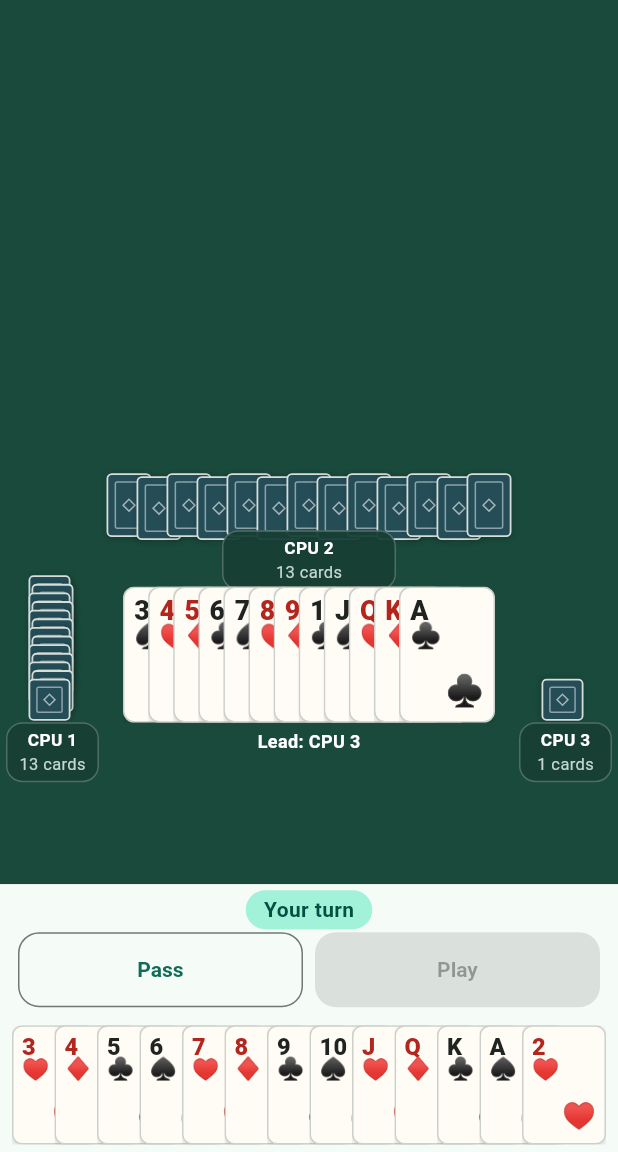
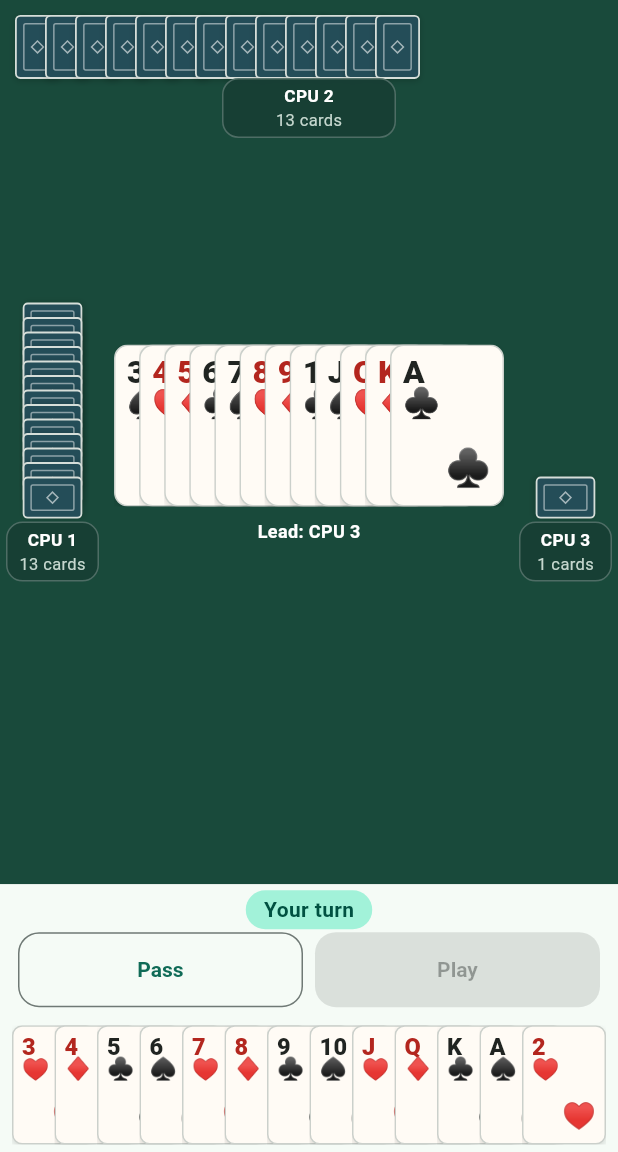
Before and after one commit to mark-hallnc/thirteen-south, a Flutter app: the GameScreen screen opened directly, on a phone screen of 412 x 824 dp, the part 84-1236 px from its top. Run offline on Flutter 3.47's test engine with Material 3 defaults, Android fonts, the phone set to English and light mode, and no system bars; our stand-ins replace shared_preferences; accounts and stored records are empty; statements that could not run were skipped.

Commit message:
fix ui layout and spacing

```diff
--- a/lib/screens/game_screen.dart
+++ b/lib/screens/game_screen.dart
@@ -258,6 +258,7 @@ class _TableSurface extends StatelessWidget {
 
     OpponentPanel opponent(Player player, OpponentPosition position) {
       return OpponentPanel(
+        key: ValueKey('opponent-${player.id}-${position.name}'),
         opponentId: player.id,
         name: nameFor(player),
         cardCount: player.cardsRemaining,
@@ -285,67 +286,60 @@ class _TableSurface extends StatelessWidget {
       child: LayoutBuilder(
         builder: (context, constraints) {
           final topWidth = math.max(220.0, constraints.maxWidth - 20);
-          final clusterHeight = math.min(270.0, constraints.maxHeight - 8);
-          final clusterTop = math.max(
-            4.0,
-            constraints.maxHeight - clusterHeight - 4,
-          );
           final sideHeight = math.max(
-            112.0,
-            math.min(138.0, clusterHeight * .52),
+            140.0,
+            math.min(186.0, constraints.maxHeight * .48),
           );
           final centerWidth = math.max(
-            170.0,
-            math.min(248.0, constraints.maxWidth - 136),
+            180.0,
+            math.min(260.0, constraints.maxWidth - 128),
           );
           return Stack(
             children: [
-              Positioned(
-                top: clusterTop,
-                left: 0,
-                right: 0,
-                child: Center(
+              Align(
+                alignment: Alignment.topCenter,
+                child: Padding(
+                  padding: const EdgeInsets.only(top: 10),
                   child: SizedBox(
                     width: topWidth,
-                    height: 78,
+                    height: 82,
                     child: opponent(opponents[1], OpponentPosition.top),
                   ),
                 ),
               ),
-              Positioned(
-                left: 4,
-                top: clusterTop + 68,
+              Align(
+                alignment: Alignment.centerLeft,
+                child: Padding(
+                  padding: const EdgeInsets.only(left: 4),
                   child: SizedBox(
                     width: 62,
                     height: sideHeight,
                     child: opponent(opponents[0], OpponentPosition.left),
                   ),
                 ),
-              Positioned(
-                right: 4,
-                top: clusterTop + 68,
+              ),
+              Align(
+                alignment: Alignment.centerRight,
+                child: Padding(
+                  padding: const EdgeInsets.only(right: 4),
                   child: SizedBox(
                     width: 62,
                     height: sideHeight,
                     child: opponent(opponents[2], OpponentPosition.right),
                   ),
                 ),
-              Positioned(
-                top: clusterTop + 64,
-                left: 0,
-                right: 0,
-                child: Center(
+              ),
+              Align(
+                alignment: Alignment.center,
                 child: SizedBox(
                   width: centerWidth,
                   child: TableMoveArea(
                     cards:
-                          state.currentTableMove?.cards ??
-                          const <PlayingCard>[],
+                        state.currentTableMove?.cards ?? const <PlayingCard>[],
                     emptyLabel: loc.leadAPlay,
                     ownerLabel: state.currentMovePlayer == null
                         ? null
                         : loc.lead(nameFor(state.currentMovePlayer!)),
-                    ),
                   ),
                 ),
               ),
--- a/lib/widgets/game_table_widgets.dart
+++ b/lib/widgets/game_table_widgets.dart
@@ -24,15 +24,15 @@ class OpponentHand extends StatelessWidget {
     final isTop = position == OpponentPosition.top;
     final cardWidth = isTop ? 30.0 : 28.0;
     final cardHeight = cardWidth * 1.42;
-    final paintedWidth = isTop ? cardWidth : cardHeight;
-    final paintedHeight = isTop ? cardHeight : cardWidth;
+    final laidOutWidth = isTop ? cardWidth : cardHeight;
+    final laidOutHeight = isTop ? cardHeight : cardWidth;
 
     return LayoutBuilder(
       builder: (context, constraints) {
         final availableExtent = isTop
             ? constraints.maxWidth
             : constraints.maxHeight;
-        final cardExtent = isTop ? paintedWidth : paintedHeight;
+        final cardExtent = isTop ? laidOutWidth : laidOutHeight;
         final step = cardCount <= 1
             ? 0.0
             : math.max(
@@ -47,35 +47,34 @@ class OpponentHand extends StatelessWidget {
             : math.min(availableExtent, cardExtent + step * (cardCount - 1));
 
         return SizedBox(
-          width: isTop ? fanExtent : paintedWidth + 4,
-          height: isTop ? paintedHeight + 3 : fanExtent,
+          width: isTop ? fanExtent : laidOutWidth,
+          height: isTop ? laidOutHeight : fanExtent,
           child: Stack(
             clipBehavior: Clip.none,
             children: [
               for (var index = 0; index < cardCount; index++)
                 Positioned(
-                  left: isTop ? index * step : (index.isEven ? 0 : 2),
-                  top: isTop ? (index.isEven ? 0 : 2) : index * step,
-                  child: SizedBox(
-                    width: paintedWidth,
-                    height: paintedHeight,
-                    child: Center(
-                      child: Transform.rotate(
+                  left: isTop ? index * step : 0,
+                  top: isTop ? 0 : index * step,
+                  child: isTop
+                      ? CardBackWidget(
+                          key: ValueKey(
+                            'opponent-$opponentId-card-back-$index',
+                          ),
+                          width: cardWidth,
+                        )
+                      : RotatedBox(
                           key: ValueKey(
                             'opponent-$opponentId-card-rotation-$index',
                           ),
-                        angle: position == OpponentPosition.left
-                            ? -math.pi / 2
-                            : position == OpponentPosition.right
-                            ? math.pi / 2
-                            : 0,
+                          quarterTurns: position == OpponentPosition.left
+                              ? 3
+                              : 1,
                           child: CardBackWidget(
                             key: ValueKey(
                               'opponent-$opponentId-card-back-$index',
                             ),
                             width: cardWidth,
-                        ),
-                      ),
                           ),
                         ),
                 ),
@@ -112,21 +111,7 @@ class OpponentPanel extends StatelessWidget {
   @override
   Widget build(BuildContext context) {
     final isTop = position == OpponentPosition.top;
-    final panel = Column(
-      mainAxisSize: MainAxisSize.min,
-      children: [
-        Expanded(
-          child: Align(
-            alignment: Alignment.bottomCenter,
-            child: OpponentHand(
-              opponentId: opponentId,
-              cardCount: cardCount,
-              position: position,
-            ),
-          ),
-        ),
-        const SizedBox(height: 1),
-        AnimatedContainer(
+    Widget label() => AnimatedContainer(
       duration: const Duration(milliseconds: 180),
       width: isTop ? 116 : 62,
       padding: const EdgeInsets.symmetric(horizontal: 4, vertical: 3),
@@ -167,8 +152,47 @@ class OpponentPanel extends StatelessWidget {
             ),
         ],
       ),
+    );
+
+    final panel = LayoutBuilder(
+      builder: (context, constraints) {
+        if (isTop) {
+          return Column(
+            mainAxisSize: MainAxisSize.min,
+            children: [
+              SizedBox(
+                width: constraints.maxWidth,
+                height: 40,
+                child: OpponentHand(
+                  opponentId: opponentId,
+                  cardCount: cardCount,
+                  position: position,
                 ),
+              ),
+              const SizedBox(height: 2),
+              label(),
             ],
+          );
+        }
+
+        return Column(
+          mainAxisSize: MainAxisSize.min,
+          children: [
+            Expanded(
+              child: Align(
+                alignment: Alignment.bottomCenter,
+                child: OpponentHand(
+                  opponentId: opponentId,
+                  cardCount: cardCount,
+                  position: position,
+                ),
+              ),
+            ),
+            const SizedBox(height: 2),
+            label(),
+          ],
+        );
+      },
     );
     return Semantics(
       label: '$name, $cardCount $cardsLabel${isPassed ? ', $passedLabel' : ''}',
@@ -206,7 +230,7 @@ class TableMoveArea extends StatelessWidget {
         child: SizedBox(
           key: ValueKey(Object.hashAll(cards)),
           width: outerConstraints.maxWidth,
-          height: 132,
+          height: 145,
           child: cards.isEmpty
               ? Center(
                   child: Text(
@@ -223,14 +247,16 @@ class TableMoveArea extends StatelessWidget {
                   children: [
                     SizedBox(
                       width: outerConstraints.maxWidth,
-                      height: 98,
+                      height: 112,
                       child: LayoutBuilder(
                         builder: (context, constraints) {
-                          const cardWidth = 64.0;
+                          final cardWidth = constraints.maxWidth < 200
+                              ? 72.0
+                              : 76.0;
                           final step = cards.length <= 1
                               ? 0.0
                               : math.min(
-                                  43.0,
+                                  cardWidth * .62,
                                   (constraints.maxWidth - cardWidth) /
                                       (cards.length - 1),
                                 );
@@ -252,7 +278,8 @@ class TableMoveArea extends StatelessWidget {
                         },
                       ),
                     ),
-                    if (ownerLabel != null)
+                    if (ownerLabel != null) ...[
+                      const SizedBox(height: 7),
                       Text(
                         ownerLabel!,
                         maxLines: 1,
@@ -264,6 +291,7 @@ class TableMoveArea extends StatelessWidget {
                         ),
                       ),
                     ],
+                  ],
                 ),
         ),
       ),
```
Also changed, not shown: 1 other file. Lines whose indentation alone changed are shown as unchanged.
